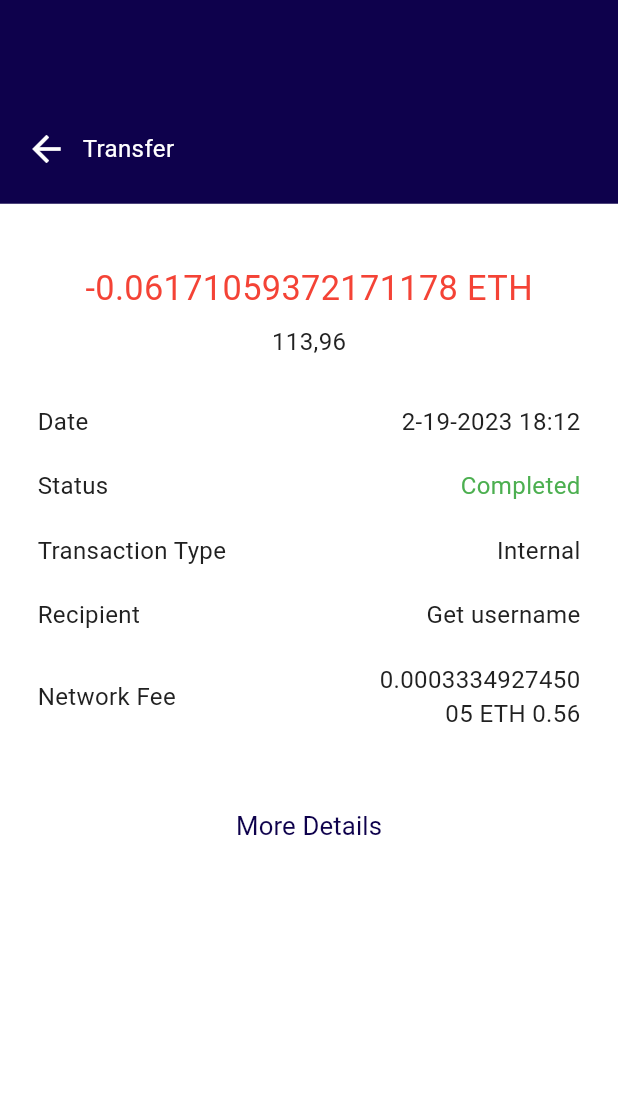
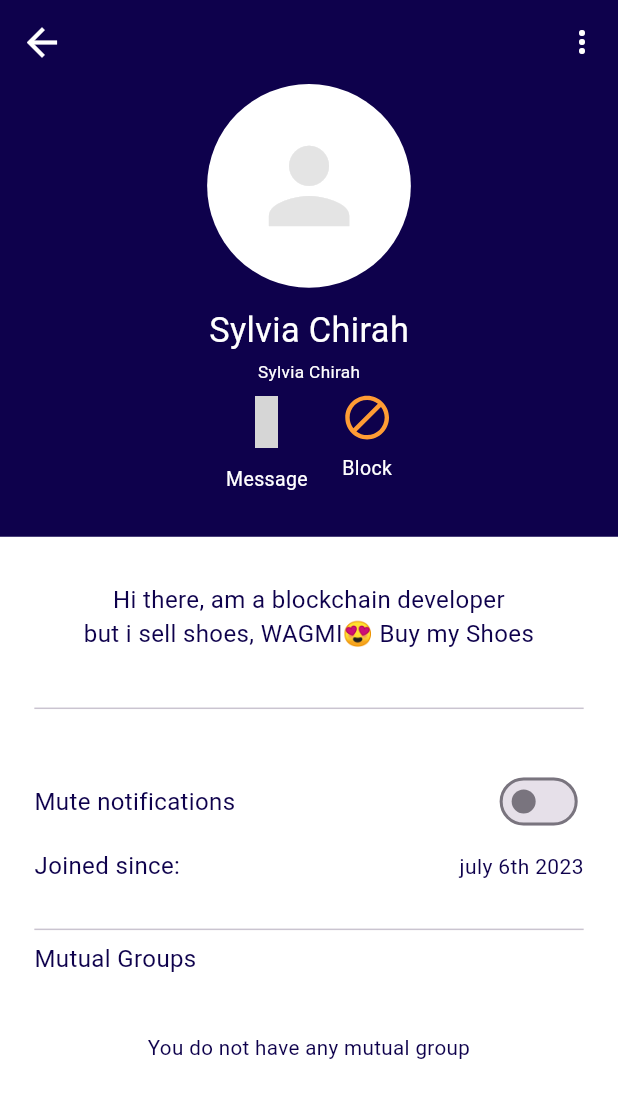
Before and after one commit to beepo-app/Beepo-1.7, a Flutter app: the screen it shows after launch, on a phone screen of 412 x 824 dp. Shown: the top 1098 px of the screen. Run offline on Flutter 3.47's test engine with Material 2 defaults, Android fonts, the phone set to English and light mode, and no system bars; our stand-ins replace flutter_screenutil, flutter_svg, fluttertoast, get, hive, iconsax and 2 more; accounts and stored records are empty; project files that could hold a hidden picture were left out; grey boxes are pictures that could not be loaded.

Commit message:
user profile screen done

```diff
--- a/lib/app.dart
+++ b/lib/app.dart
@@ -1,4 +1,5 @@
-import 'package:beepo/screens/wallet/transfer_info.dart';
+import 'package:beepo/screens/auth/signup_screen.dart';
+import 'package:beepo/screens/profile/user_profile_screen.dart';
 import 'package:flutter/material.dart';
 import 'package:flutter_screenutil/flutter_screenutil.dart';
 
@@ -16,7 +17,7 @@ class MyApp extends StatelessWidget {
           theme: ThemeData(
             useMaterial3: true,
           ),
-          home: const TransactionInfo(),
+          home: const UserProfileScreen(),
         );
       },
       designSize: const Size(360, 546),
--- a/lib/components/filled_button.dart
+++ b/lib/components/filled_button.dart
@@ -1,5 +1,6 @@
 import 'package:beepo/utils/styles.dart';
 import 'package:flutter/material.dart';
+import 'package:flutter_screenutil/flutter_screenutil.dart';
 
 class FilledButtons extends StatelessWidget {
   final String? text;
@@ -13,8 +14,8 @@ class FilledButtons extends StatelessWidget {
   @override
   Widget build(BuildContext context) {
     return SizedBox(
-      width: 237,
-      height: 42,
+      width: MediaQuery.of(context).size.width * 0.8,
+      height: 30.h,
       child: TextButton(
         onPressed: onPressed,
         style: ButtonStyle(
--- a/lib/components/outline_button.dart
+++ b/lib/components/outline_button.dart
@@ -1,4 +1,5 @@
 import 'package:flutter/material.dart';
+import 'package:flutter_screenutil/flutter_screenutil.dart';
 
 import '../utils/styles.dart';
 
@@ -18,8 +19,8 @@ class OutlnButton extends StatelessWidget {
   @override
   Widget build(BuildContext context) {
     return SizedBox(
-      width: 237,
-      height: 42,
+      width: MediaQuery.of(context).size.width * 0.8,
+      height: 30.h,
       child: TextButton(
         onPressed: onPressed,
         style: ButtonStyle(
--- a/lib/constants/app_icons.dart
+++ /dev/null
@@ -1,4 +0,0 @@
-class AppIcons {
-  static const String beepo = "assets/icons/beepo.png";
-  static const String bCoin = "assets/bCoin.png";
-}
--- a/lib/constants/constants.dart
+++ b/lib/constants/constants.dart
@@ -56,6 +56,9 @@ extension ImageExtension on String {
 // }
 
 class AppImages {
+  static const String beepo = "assets/icons/beepo.png";
+  static const String bCoin = "assets/bCoin.png";
+  static const String chatIcon = "assets/chat_icon.svg";
   static final String logo = 'Vos-logo'.svg;
   static final String splashBg = 'splash_bg'.png;
   static final String buyerIcon = 'buyer_icon'.png;
--- /dev/null
+++ b/lib/screens/profile/user_profile_screen.dart
@@ -0,0 +1,199 @@
+import 'package:beepo/constants/constants.dart';
+import 'package:beepo/widgets/app_text.dart';
+import 'package:flutter/material.dart';
+import 'package:flutter_screenutil/flutter_screenutil.dart';
+import 'package:flutter_svg/flutter_svg.dart';
+import 'package:iconsax/iconsax.dart';
+
+class UserProfileScreen extends StatefulWidget {
+  const UserProfileScreen({super.key});
+
+  @override
+  State<UserProfileScreen> createState() => _UserProfileScreenState();
+}
+
+class _UserProfileScreenState extends State<UserProfileScreen> {
+  bool isSwitch = false;
+
+  @override
+  Widget build(BuildContext context) {
+    return Scaffold(
+      appBar: AppBar(
+        elevation: 0,
+        backgroundColor: const Color(0xff0e014c),
+        leading: IconButton(
+            icon: const Icon(
+              Icons.arrow_back,
+              size: 30,
+              color: AppColors.white,
+            ),
+            onPressed: () {}),
+        actions: [
+          IconButton(
+            icon: const Icon(
+              Icons.more_vert_outlined,
+              color: AppColors.white,
+            ),
+            onPressed: () {},
+          )
+        ],
+      ),
+      body: Container(
+        color: Colors.white,
+        child: Column(
+          children: [
+            Container(
+              height: 200.h,
+              width: double.infinity,
+              color: const Color(0xff0e014c),
+              child: Column(
+                children: [
+                  CircleAvatar(
+                    backgroundColor: AppColors.white,
+                    radius: 45.h,
+                    child: Icon(
+                      Icons.person,
+                      size: 70.r,
+                      color: AppColors.borderGrey,
+                    ),
+                  ),
+                  SizedBox(height: 8.h),
+                  AppText(
+                    text: "Sylvia Chirah",
+                    fontSize: 20.sp,
+                    color: AppColors.white,
+                    fontWeight: FontWeight.w700,
+                  ),
+                  SizedBox(height: 2.h),
+                  AppText(
+                    text: "Sylvia Chirah",
+                    fontSize: 10.sp,
+                    color: AppColors.white,
+                    fontWeight: FontWeight.w200,
+                  ),
+                  Row(
+                    mainAxisAlignment: MainAxisAlignment.center,
+                    children: [
+                      Column(
+                        children: [
+                          IconButton(
+                            icon: const Icon(
+                              Iconsax.message_2,
+                              size: 35,
+                              color: Color(0xffFF9C34),
+                            ),
+                            onPressed: () {},
+                          ),
+                          SizedBox(height: 2.h),
+                          const Text(
+                            "Message",
+                            style: TextStyle(
+                              color: Colors.white,
+                              fontSize: 13,
+                            ),
+                          )
+                        ],
+                      ),
+                      SizedBox(width: 20.w),
+                      Column(
+                        children: [
+                          SvgPicture.asset('assets/block.svg'),
+                          SizedBox(height: 6.h),
+                          const Text(
+                            "Block",
+                            style: TextStyle(
+                              color: Colors.white,
+                              fontSize: 13,
+                            ),
+                          ),
+                        ],
+                      ),
+                    ],
+                  ),
+                ],
+              ),
+            ),
+            SizedBox(height: 20.h),
+            Expanded(
+              child: Padding(
+                padding: EdgeInsets.symmetric(horizontal: 20.w),
+                child: Column(
+                  crossAxisAlignment: CrossAxisAlignment.start,
+                  children: [
+                    Center(
+                      child: AppText(
+                        text:
+                            "Hi there, am a blockchain developer \nbut i sell shoes, WAGMI😍 Buy my Shoes",
+                        fontSize: 14.sp,
+                        fontWeight: FontWeight.w400,
+                        textAlign: TextAlign.center,
+                        color: const Color(0xff0e014c),
+                      ),
+                    ),
+                    SizedBox(height: 20.h),
+                    const Divider(),
+                    SizedBox(height: 20.h),
+                    Row(
+                      mainAxisAlignment: MainAxisAlignment.spaceBetween,
+                      children: [
+                        AppText(
+                          text: "Mute notifications",
+                          fontWeight: FontWeight.w900,
+                          color: const Color(0xff0e014c),
+                          fontSize: 14.sp,
+                        ),
+                        Switch(
+                          value: isSwitch,
+                          activeColor: AppColors.black,
+                          onChanged: (value) {
+                            setState(() {
+                              isSwitch = value;
+                            });
+                          },
+                        ),
+                      ],
+                    ),
+                    SizedBox(height: 5.h),
+                    Row(
+                      mainAxisAlignment: MainAxisAlignment.spaceBetween,
+                      children: [
+                        AppText(
+                          text: "Joined since:",
+                          fontWeight: FontWeight.w900,
+                          color: const Color(0xff0e014c),
+                          fontSize: 14.sp,
+                        ),
+                        const AppText(
+                          text: "july 6th 2023",
+                          color: Color(0xff0e014c),
+                        )
+                      ],
+                    ),
+                    SizedBox(height: 15.h),
+                    const Divider(),
+                    AppText(
+                      text: "Mutual Groups",
+                      fontWeight: FontWeight.w900,
+                      color: const Color(0xff0e014c),
+                      fontSize: 14.sp,
+                    ),
+                    SizedBox(height: 25.h),
+                    Center(
+                      child: AppText(
+                        text: "You do not have any mutual group",
+                        fontSize: 12.sp,
+                        fontWeight: FontWeight.w400,
+                        color: const Color(0xff0e014c),
+                        textAlign: TextAlign.center,
+                      ),
+                    ),
+                  ],
+                ),
+              ),
+            ),
+          ],
+        ),
+      ),
+    );
+  }
+}
--- a/lib/screens/wallet/transfer_info.dart
+++ b/lib/screens/wallet/transfer_info.dart
@@ -41,7 +41,7 @@ class TransactionInfo extends StatelessWidget {
                                 onPressed: () {}),
                             AppText(
                               text: "Transfer",
-                              fontWeight: FontWeight.bold,
+                              fontWeight: FontWeight.w900,
                               color: Colors.white,
                               fontSize: 14.sp,
                             ),
@@ -56,14 +56,14 @@ class TransactionInfo extends StatelessWidget {
             const SizedBox(height: 40),
             AppText(
               text: "-0.06171059372171178 ETH",
-              fontWeight: FontWeight.bold,
+              fontWeight: FontWeight.w900,
               color: Colors.red,
               fontSize: 20.sp,
             ),
             SizedBox(height: 5.h),
             AppText(
               text: "113,96",
-              fontWeight: FontWeight.bold,
+              fontWeight: FontWeight.w900,
               color: AppColors.textGrey,
               fontSize: 14.sp,
             ),
@@ -75,13 +75,13 @@ class TransactionInfo extends StatelessWidget {
                 children: [
                   AppText(
                     text: "Date",
-                    fontWeight: FontWeight.bold,
+                    fontWeight: FontWeight.w900,
                     color: AppColors.textGrey,
                     fontSize: 14.sp,
                   ),
                   AppText(
                     text: "2-19-2023 18:12",
-                    fontWeight: FontWeight.w500,
+                    fontWeight: FontWeight.w900,
                     color: AppColors.textGrey,
                     fontSize: 14.sp,
                     textOverflow: TextOverflow.ellipsis,
@@ -97,13 +97,13 @@ class TransactionInfo extends StatelessWidget {
                 children: [
                   AppText(
                     text: "Status",
-                    fontWeight: FontWeight.bold,
+                    fontWeight: FontWeight.w900,
                     color: AppColors.textGrey,
                     fontSize: 14.sp,
                   ),
                   AppText(
                     text: "Completed",
-                    fontWeight: FontWeight.w500,
+                    fontWeight: FontWeight.w900,
                     color: Colors.green.shade500,
                     fontSize: 14.sp,
                     textOverflow: TextOverflow.ellipsis,
@@ -119,13 +119,13 @@ class TransactionInfo extends StatelessWidget {
                 children: [
                   AppText(
                     text: "Transaction Type",
-                    fontWeight: FontWeight.bold,
+                    fontWeight: FontWeight.w900,
                     color: AppColors.textGrey,
                     fontSize: 14.sp,
                   ),
                   AppText(
                     text: "Internal",
-                    fontWeight: FontWeight.w500,
+                    fontWeight: FontWeight.w900,
                     color: AppColors.textGrey,
                     fontSize: 14.sp,
                     textOverflow: TextOverflow.ellipsis,
@@ -140,7 +140,7 @@ class TransactionInfo extends StatelessWidget {
                 children: [
                   AppText(
                     text: "Recipient",
-                    fontWeight: FontWeight.bold,
+                    fontWeight: FontWeight.w900,
                     color: AppColors.textGrey,
                     fontSize: 14.sp,
                     textOverflow: TextOverflow.ellipsis,
@@ -149,7 +149,7 @@ class TransactionInfo extends StatelessWidget {
                   Expanded(
                     child: AppText(
                       text: " Get username",
-                      fontWeight: FontWeight.w500,
+                      fontWeight: FontWeight.w900,
                       color: AppColors.textGrey,
                       textAlign: TextAlign.right,
                       fontSize: 14.sp,
@@ -167,7 +167,7 @@ class TransactionInfo extends StatelessWidget {
                 children: [
                   AppText(
                     text: "Network Fee",
-                    fontWeight: FontWeight.bold,
+                    fontWeight: FontWeight.w900,
                     color: AppColors.textGrey,
                     textAlign: TextAlign.right,
                     fontSize: 14.sp,
--- a/pubspec.yaml
+++ b/pubspec.yaml
@@ -38,7 +38,12 @@ dependencies:
   lottie: ^2.6.0
   get: ^4.6.5
   pin_code_fields: ^8.0.1
+  flutter_screenutil: ^5.9.0
   fluttertoast: ^8.2.2
+  hive: any
+  hive_flutter: any
+  iconsax: ^0.0.8
+  flutter_svg: ^2.0.7
 
 
 dev_dependencies:
```
Also changed, not shown: lib/components/bottom_nav.dart (+48 -47 lines), lib/components/reusable_elevated_button.dart (deleted, +0 -37 lines), lib/screens/profile/profile_screen.dart (deleted, +0 -10 lines), lib/screens/wallet/transfer_success.dart (+4 -3 lines), pubspec.lock.
